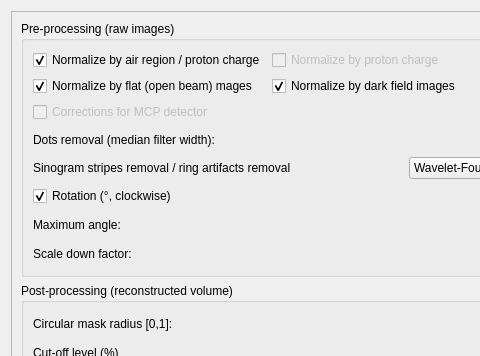
This is MantidQt/CustomInterfaces/inc/MantidQtCustomInterfaces/Tomography/TomographyIfaceQtTabFiltersSettings.ui in mantidproject/mantid as Qt 5 draws it before an edit; both pictures show x 0 to 480 and y 0 to 356 of the 826 by 578 pixel window. The edited form follows.
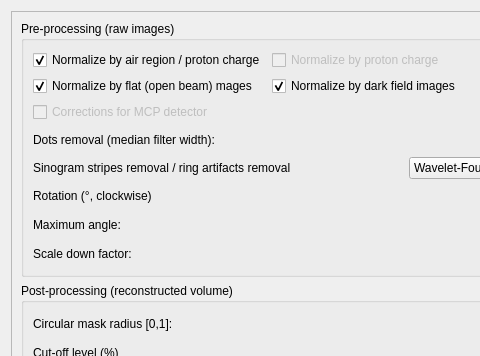
This is the edited form.

The edit to the form file:
```diff
--- a/MantidQt/CustomInterfaces/inc/MantidQtCustomInterfaces/Tomography/TomographyIfaceQtTabFiltersSettings.ui
+++ b/MantidQt/CustomInterfaces/inc/MantidQtCustomInterfaces/Tomography/TomographyIfaceQtTabFiltersSettings.ui
@@ -268,16 +268,10 @@
            </spacer>
           </item>
           <item row="8" column="0">
-           <widget class="QCheckBox" name="checkBox_prep_rotation">
-            <property name="enabled">
-             <bool>true</bool>
-            </property>
+           <widget class="QLabel" name="label">
             <property name="text">
              <string>Rotation (°, clockwise)</string>
             </property>
-            <property name="checked">
-             <bool>true</bool>
-            </property>
            </widget>
           </item>
          </layout>
```
